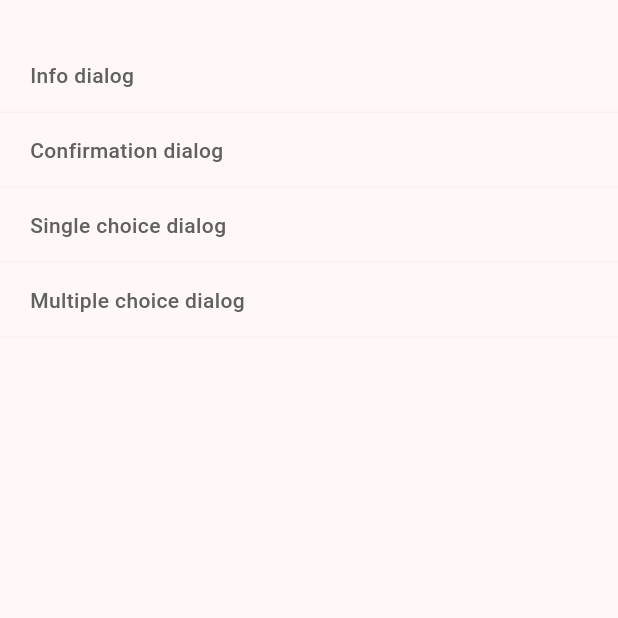
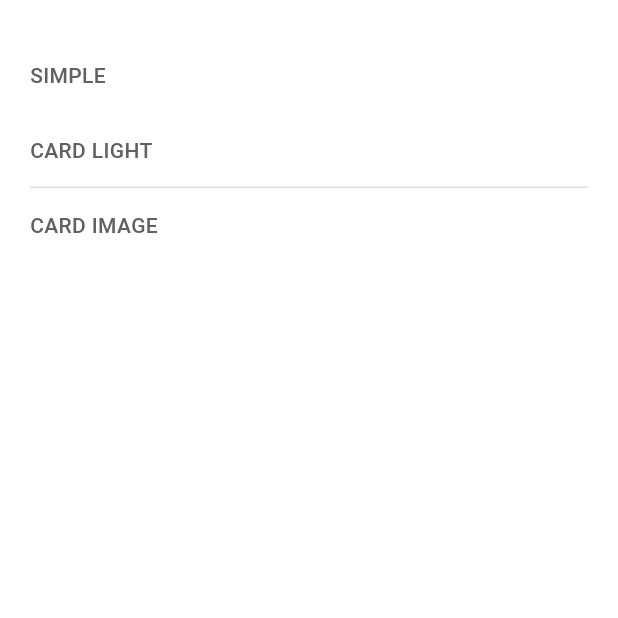
Before and after one commit to BoltUIX/Flutter-Mastering-Alert-Dialogs, a Flutter app: the screen it shows after launch, on a phone screen of 412 x 824 dp, the top half of it. Run offline on Flutter 3.47's test engine with Material 2 defaults, Android fonts, the phone set to English and light mode, and no system bars.

Commit message:
* Snackbar * Custom Snackbar

```diff
--- /dev/null
+++ b/lib/img.dart
@@ -0,0 +1,7 @@
+/*Load image from folder assets/images/
+ */
+class Img {
+  static String get(String name){
+    return 'assets/images/'+name;
+  }
+}
--- a/lib/main.dart
+++ b/lib/main.dart
@@ -1,3 +1,4 @@
+import 'package:dialog/snackbar_custom.dart';
 import 'package:flutter/material.dart';
 
 import 'dialog_basic.dart';
@@ -25,9 +26,18 @@ class MyApp extends StatelessWidget {
         // Notice that the counter didn't reset back to zero; the application
         // is not restarted.
         useMaterial3: true,
-        colorSchemeSeed: Colors.red
+        // colorSchemeSeed: Colors.red,
+
+        /* try this snackbar action button color may override your theme color*/
+        colorScheme: const ColorScheme.light(
+        primary: Colors.blue,
+          onPrimary: Colors.blue,
+          secondary: Colors.black,
+        ),
+
+
       ),
-      home:  const DialogBasicRoute(),
+      home:  const SnackbarCustomRoute(),
     );
   }
 }
--- /dev/null
+++ b/lib/snackbar_custom.dart
@@ -0,0 +1,238 @@
+import 'package:dialog/typography.dart';
+import 'package:flutter/material.dart';
+import 'img.dart';
+
+
+/*This code defines a SnackbarCustomRoute widget which is a StatefulWidget that
+is displayed as a Scaffold. It contains a list of menu items, each with its own title.
+When one of the menu items is clicked, a SnackBar will be displayed with different
+ content based on the selected menu item.*/
+
+class SnackbarCustomRoute extends StatefulWidget {
+
+  const SnackbarCustomRoute({super.key});
+
+  @override
+  SnackbarCustomRouteState createState() => SnackbarCustomRouteState();
+}
+
+class SnackbarCustomRouteState extends State<SnackbarCustomRoute> {
+
+  late BuildContext _scaffoldCtx;
+
+  @override
+  Widget build(BuildContext context) {
+    return Scaffold(
+      //appBar: CommonAppBar.getPrimaryBackAppbarNew(context, "Snackbar") as PreferredSizeWidget?,
+      body: Builder(builder: (BuildContext context){
+        _scaffoldCtx = context;
+        return SingleChildScrollView(
+          padding: const EdgeInsets.fromLTRB(20, 0, 20, 0),
+          scrollDirection: Axis.vertical,
+          child: Column(
+            children: <Widget>[
+
+              Container(height: 25),
+
+
+              SizedBox(
+                width: double.infinity, height: 50,
+                child: InkWell(
+                  child: Align(
+                    alignment: Alignment.centerLeft,
+                    child: Text("SIMPLE", style: TextStyle(color: Colors.grey[700], fontWeight: FontWeight.w500)),
+                  ),
+                  onTap: () {
+                    onMenuClicked("SIMPLE");
+                  },
+                ),
+              ),
+
+
+
+              SizedBox(
+                width: double.infinity, height: 50,
+                child: InkWell(
+                  child: Align(
+                    alignment: Alignment.centerLeft,
+                    child: Text("CARD LIGHT", style: TextStyle(color: Colors.grey[700], fontWeight: FontWeight.w500)),
+                  ),
+                  onTap: () {
+                    onMenuClicked("CARD LIGHT");
+                  },
+                ),
+              ),
+
+              Divider(color: Colors.grey[400], height: 0, thickness: 0.5),
+              SizedBox(
+                width: double.infinity, height: 50,
+                child: InkWell(
+                  child: Align(
+                    alignment: Alignment.centerLeft,
+                    child: Text("CARD IMAGE", style: TextStyle(
+                        color: Colors.grey[700], fontWeight: FontWeight.w500
+                    )),
+                  ),
+                  onTap: () {
+                    onMenuClicked("CARD IMAGE");
+                  },
+                ),
+              ),
+
+
+
+            ],
+          ),
+        );
+      }),
+    );
+  }
+
+  void onMenuClicked(String menu){
+    final textTheme = Theme.of(context)
+        .textTheme
+        .apply(displayColor: Theme.of(context).colorScheme.onSurface);
+
+
+    if(menu == "SIMPLE"){
+      // Create a SnackBar widget
+      final snackBar = SnackBar(
+        // The text to display in the SnackBar
+        content: const Text('Yay! A SnackBar!'),
+        // The action to display in the SnackBar
+        action: SnackBarAction(
+          // The label for the action button
+          label: 'Undo',
+          // Callback function to be executed when the action button is pressed
+          onPressed: () {
+            // Some code to undo the change.
+          },
+        ),
+      );
+
+      // Find the ScaffoldMessenger in the widget tree
+      // and use it to show the SnackBar.
+      // The _scaffoldCtx variable holds the context of the Scaffold widget
+      ScaffoldMessenger.of(_scaffoldCtx).showSnackBar(snackBar);
+    }
+    else if(menu == "CARD LIGHT"){
+      // Showing a snack bar using ScaffoldMessenger
+      ScaffoldMessenger.of(_scaffoldCtx).showSnackBar(
+        SnackBar(
+          // Setting the elevation to 0 to make the snack bar flat
+          elevation: 0,
+          content: Card(
+            // Rounding the border of the card
+            shape: RoundedRectangleBorder(borderRadius: BorderRadius.circular(5)),
+            // Setting the clipping behavior for the card
+            clipBehavior: Clip.antiAliasWithSaveLayer,
+            elevation: 1,
+            child: Container(
+              // Adding padding to the container
+              padding: const EdgeInsets.symmetric(horizontal: 10, vertical: 5),
+              child: Row(
+                children: [
+                  // Adding space to the left side
+                  const SizedBox(width: 5, height: 0),
+                  Expanded(
+                    child: Column(
+                      mainAxisSize: MainAxisSize.min,
+                      crossAxisAlignment: CrossAxisAlignment.start,
+                      children: <Widget>[
+                        // Displaying the product name with a bold font
+                        // Text("Iphone 11", style: MyText.subhead(context)!.copyWith(color: Theme.of(context).colorScheme.primary)),
+                        TextStyleExample(name : 'Iphone 11',style : textTheme.labelLarge!.copyWith(color: Theme.of(context).colorScheme.primary)),
+                        // Displaying the action that has been taken
+                        //Text("Has Been Removed", style: MyText.caption(context)!),
+                        TextStyleExample(name : 'Has Been Removed',style : textTheme.labelSmall!),
+                      ],
+                    ),
+                  ),
+                  // Adding a vertical line between the product name and the undo button
+                  Container(color: Colors.grey, height: 35, width: 1, margin: const EdgeInsets.symmetric(horizontal: 5)),
+                  SnackBarAction(
+                    // Displaying the undo button
+                    label: "UNDO",
+                    textColor: Theme.of(context).colorScheme.primary,
+                    // Callback function for when the undo button is pressed
+                    onPressed: (){},
+                  ),
+                ],
+              ),
+            ),
+          ),
+          // Setting the background color to transparent
+          backgroundColor: Colors.transparent,
+          // Setting the duration for how long the snack bar should be visible
+          duration: const Duration(seconds: 3),
+        ),
+      );
+    }
+    else if(menu == "CARD IMAGE"){
+      // Showing a Snackbar with a custom design
+      ScaffoldMessenger.of(_scaffoldCtx).showSnackBar(SnackBar(
+        // Setting the elevation to 0 to make the Snackbar look flat
+        elevation: 0,
+
+        // Content of the Snackbar
+        content: Card(
+          // Adding a rounded rectangle border to the Snackbar content
+          shape: RoundedRectangleBorder( borderRadius: BorderRadius.circular(5),),
+
+          // Setting the clip behavior for the Snackbar content
+          clipBehavior: Clip.antiAliasWithSaveLayer,
+          // Adding a small elevation to the Snackbar content to give it a raised effect
+          elevation: 1,
+
+          // The main container for the Snackbar content
+          child: Container(
+            // Adding padding to the container
+            padding: const EdgeInsets.symmetric(horizontal: 10, vertical: 5),
+            // A row widget to arrange the content inside the container
+            child: Row(
+              children: [
+                // Adding a spacer with a width of 5
+                const SizedBox(width: 5, height: 0),
+                // Adding an image asset of the chat icon
+                Image.asset(Img.get('chat.png'),
+                  height: 40, width: 40,
+                ),
+                // Adding a spacer with a width of 10
+                const SizedBox(width: 10, height: 0),
+                // A column widget to arrange the text content
+                Expanded(child: Column(
+                  // Setting the main axis size to minimum
+                  mainAxisSize: MainAxisSize.min,
+                  // Aligning the content to the start of the column
+                  crossAxisAlignment: CrossAxisAlignment.start,
+                  children: <Widget>[
+                    // Displaying the name of the item "Black-forest" with a custom style
+                    TextStyleExample(name : 'Iphone 11',style : textTheme.labelLarge!.copyWith(color: Theme.of(context).colorScheme.primary)),
+                    // Show the text "Has Been Removed" with a caption style
+                    TextStyleExample(name : 'Has Been Removed',style : textTheme.labelSmall!.copyWith(color: Theme.of(context).colorScheme.primary)),
+                  ],
+                )),
+                // Adding a separator line with a color of Colors.grey
+                Container(color: Colors.grey, height: 35, width: 1, margin: const EdgeInsets.symmetric(horizontal: 5)),
+                // Adding an undo button
+                SnackBarAction(
+                  // Setting the label for the undo button
+                  label: "UNDO",
+                  // Setting the text color for the undo button
+                  textColor: Colors.black,
+                  // Setting the callback function for when the undo button is pressed
+                  onPressed: (){},
+                )
+              ],
+            ),
+          ),
+        ),
+        // Setting the background color of the Snackbar to be transparent
+        backgroundColor: Colors.transparent,
+        // Setting the duration for how long the Snackbar will be displayed
+        duration: const Duration(seconds: 3),
+      ));
+    }
+  }
+
+}
--- a/lib/typography.dart
+++ b/lib/typography.dart
@@ -13,7 +13,8 @@ class TextStyleExample extends StatelessWidget {
   @override
   Widget build(BuildContext context) {
     return Padding(
-      padding: const EdgeInsets.all(8.0),
+     // padding: const EdgeInsets.all(8.0),
+      padding: const EdgeInsets.all(1.0),
       child: Text(name, style: style.copyWith(letterSpacing: 1.0)),
     );
   }
--- a/pubspec.yaml
+++ b/pubspec.yaml
@@ -59,9 +59,8 @@ flutter:
   uses-material-design: true
 
   # To add assets to your application, add an assets section, like this:
-  # assets:
-  #   - images/a_dot_burr.jpeg
-  #   - images/a_dot_ham.jpeg
+  assets:
+    - assets/images/
 
   # An image asset can refer to one or more resolution-specific "variants", see
   # https://flutter.dev/assets-and-images/#resolution-aware
```
Also changed, not shown: lib/dialog_basic.dart (+47 -20 lines), assets/images/chat.png (added).
